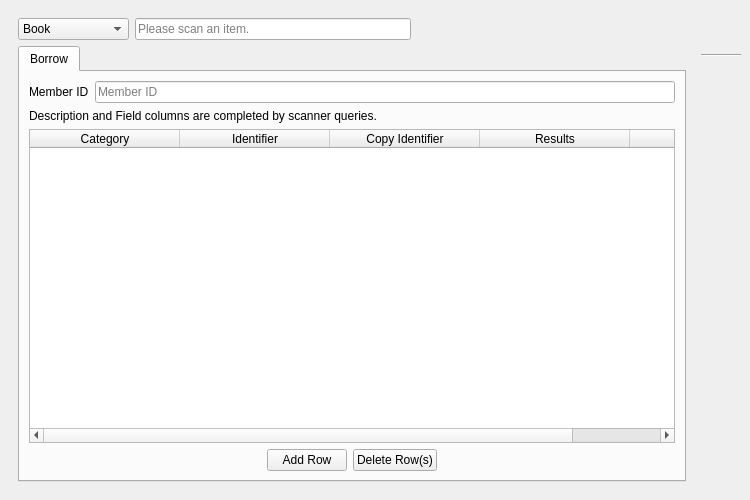
Before: the Qt Designer form UI/biblioteq_batch_activities_browser.ui in textbrowser/biblioteq, drawn with Qt 5.
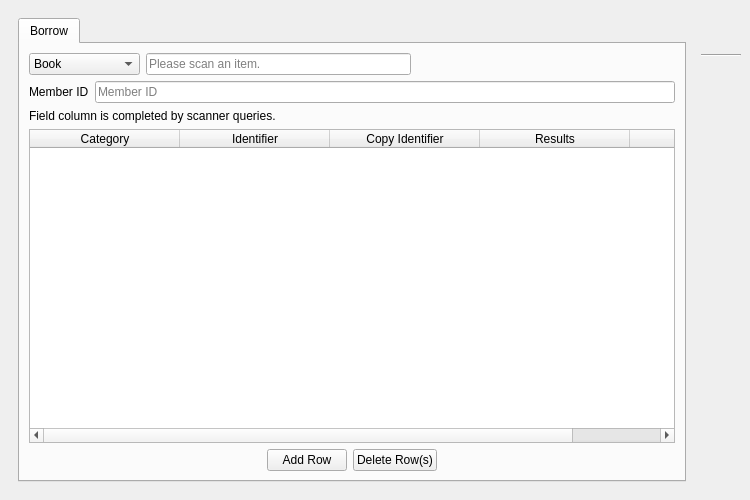
After: the same form once the commit is applied. Icons and pictures are not drawn.

Commit message: Arranged widgets.

Patch:
```diff
--- a/UI/biblioteq_batch_activities_browser.ui
+++ b/UI/biblioteq_batch_activities_browser.ui
@@ -23,6 +23,16 @@
      <widget class="QFrame" name="frame">
       <layout class="QVBoxLayout" name="verticalLayout">
        <item>
+        <widget class="QTabWidget" name="tab">
+         <property name="currentIndex">
+          <number>0</number>
+         </property>
+         <widget class="QWidget" name="page_1">
+          <attribute name="title">
+           <string>Borrow</string>
+          </attribute>
+          <layout class="QVBoxLayout" name="verticalLayout_2">
+           <item>
         <layout class="QHBoxLayout" name="horizontalLayout_4">
          <item>
           <widget class="QComboBox" name="scan_type">
@@ -92,16 +102,6 @@
         </layout>
        </item>
        <item>
-        <widget class="QTabWidget" name="tab">
-         <property name="currentIndex">
-          <number>0</number>
-         </property>
-         <widget class="QWidget" name="page_1">
-          <attribute name="title">
-           <string>Borrow</string>
-          </attribute>
-          <layout class="QVBoxLayout" name="verticalLayout_2">
-           <item>
             <layout class="QHBoxLayout" name="horizontalLayout_3">
              <item>
               <widget class="QLabel" name="label">
@@ -122,7 +122,7 @@
            <item>
             <widget class="QLabel" name="label_2">
              <property name="text">
-              <string>Description and Field columns are completed by scanner queries.</string>
+              <string>Field column is completed by scanner queries.</string>
              </property>
             </widget>
            </item>
```
Left out of the diff: 3 changed lines with no effect on the pictures. Lines whose indentation alone changed are shown as unchanged. The commit also changes 1 other file.
